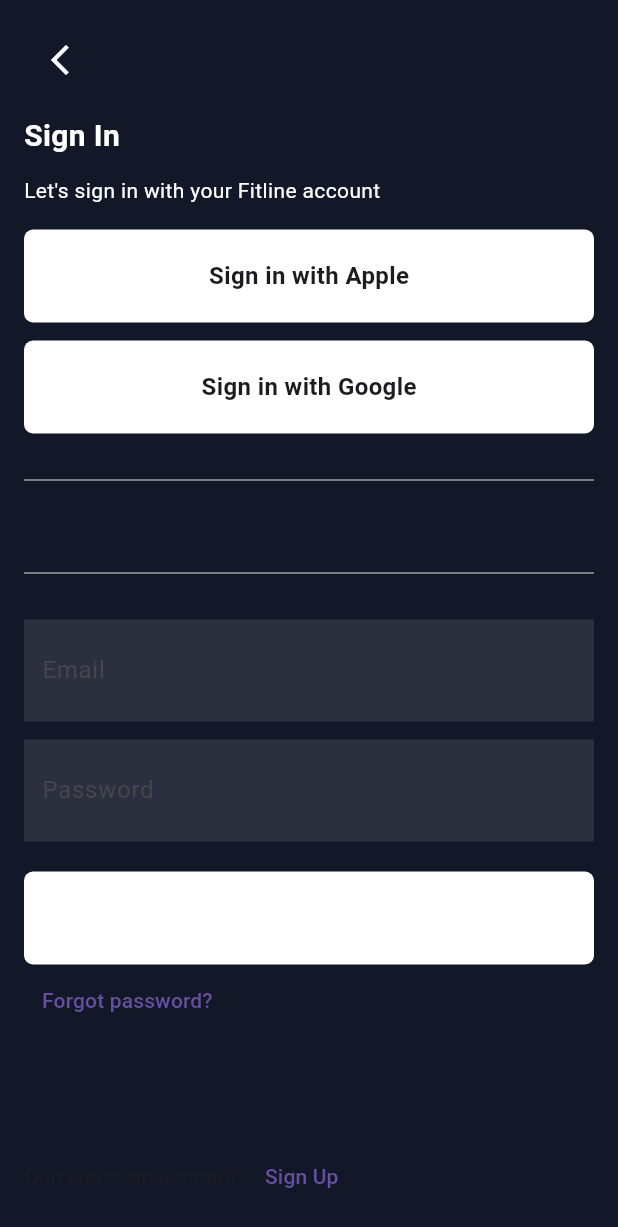
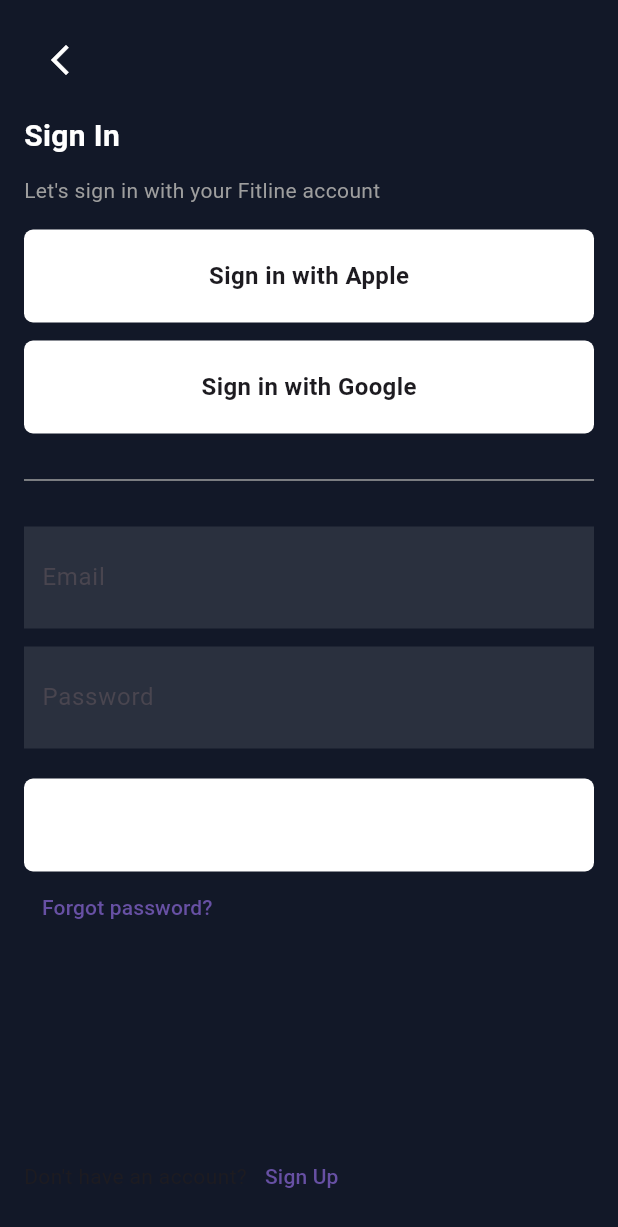
Before and after one commit to JAICHANGPARK/flutter_notebook_chapter_38, a Flutter app: the FitnessSignUpPage screen opened directly, on a phone screen of 412 x 824 dp. Shown: the top 1227 px of the screen. Run offline on Flutter 3.47's test engine with Material 3 defaults, Android fonts, the light colour scheme and no system bars; our stand-ins replace gap, go_router, smooth_page_indicator.

Commit message:
Update fitness_sign_up_page.dart

```diff
--- a/lib/ep1917_fitness_app/view/login/fitness_sign_up_page.dart
+++ b/lib/ep1917_fitness_app/view/login/fitness_sign_up_page.dart
@@ -42,7 +42,7 @@
               Text(
                 "Let's sign in with your Fitline account",
                 style: TextStyle(
-                  color: Colors.white,
+                  color: Colors.grey,
                 ),
               ),
               Gap(16),
@@ -90,10 +90,10 @@
                   ],
                 ),
               ),
-              Divider(
-                height: 62,
-                color: Colors.grey,
-              ),
+              // Divider(
+              //   height: 62,
+              //   color: Colors.grey,
+              // ),
               Container(
                 decoration: BoxDecoration(
                   color: Colors.white.withOpacity(.1),
```
